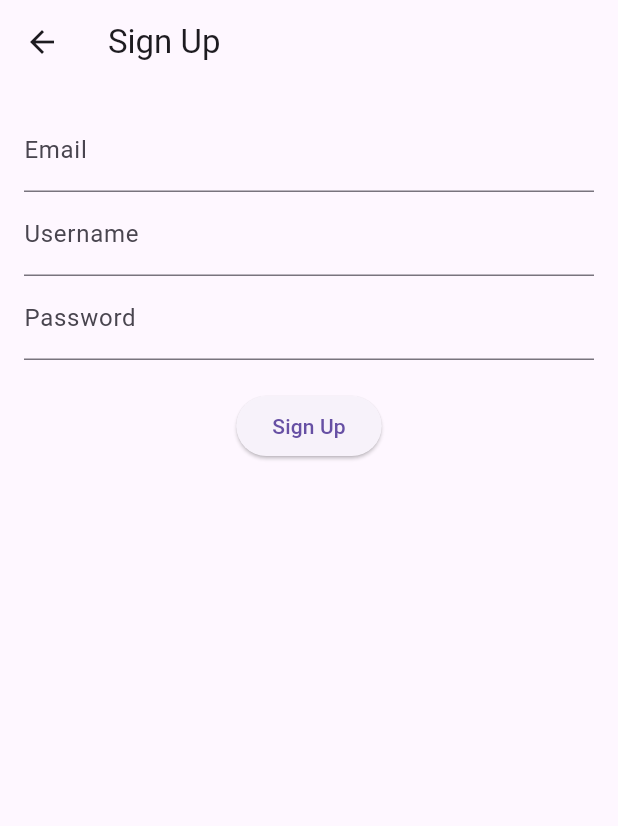
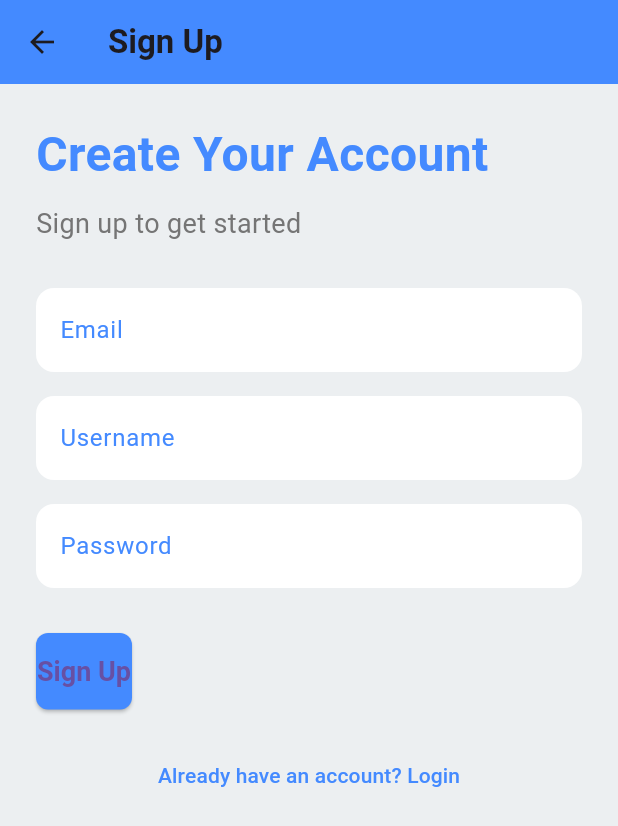
Before and after one commit to Immuu19/quicktask, a Flutter app: the screen it shows after launch, after a tap on "Don’t have an account? Sign up", on a phone screen of 412 x 824 dp. Shown: the top 826 px of the screen. Run offline on Flutter 3.47's test engine with Material 3 defaults, Android fonts, the phone set to English and light mode, and no system bars; our stand-ins replace parse_server_sdk_flutter.

Commit message:
UI changes

```diff
--- a/lib/screens/login_screen.dart
+++ b/lib/screens/login_screen.dart
@@ -43,35 +43,102 @@ class _LoginScreenState extends State<LoginScreen> {
   @override
   Widget build(BuildContext context) {
     return Scaffold(
-      appBar: AppBar(title: const Text('Login')),
+      backgroundColor: Colors.blueGrey.shade50, // Light background for contrast
+      appBar: AppBar(
+        backgroundColor: Colors.blueAccent,
+        title: const Text('Login', style: TextStyle(fontWeight: FontWeight.bold)),
+        elevation: 0,
+      ),
       body: Padding(
-        padding: const EdgeInsets.all(16.0),
+        padding: const EdgeInsets.all(24.0),
+        child: SingleChildScrollView( // Ensures scrolling when keyboard is open
           child: Column(
+            crossAxisAlignment: CrossAxisAlignment.start,
             children: [
+              // Welcome Message
+              Text(
+                'Welcome To QUICKTASK!',
+                style: TextStyle(
+                  fontSize: 32,
+                  fontWeight: FontWeight.bold,
+                  color: Colors.blueAccent,
+                ),
+              ),
+              const SizedBox(height: 10),
+              Text(
+                'Please log in to continue',
+                style: TextStyle(
+                  fontSize: 18,
+                  color: Colors.grey.shade600,
+                ),
+              ),
+              const SizedBox(height: 30),
+
+              // Username Field
               TextField(
                 controller: _usernameController,
-              decoration: const InputDecoration(labelText: 'Username'),
+                decoration: InputDecoration(
+                  labelText: 'Username',
+                  labelStyle: TextStyle(color: Colors.blueAccent),
+                  filled: true,
+                  fillColor: Colors.white,
+                  border: OutlineInputBorder(
+                    borderRadius: BorderRadius.circular(12),
+                    borderSide: BorderSide.none,
                   ),
+                ),
+              ),
+              const SizedBox(height: 16),
+
+              // Password Field
               TextField(
                 controller: _passwordController,
-              decoration: const InputDecoration(labelText: 'Password'),
+                decoration: InputDecoration(
+                  labelText: 'Password',
+                  labelStyle: TextStyle(color: Colors.blueAccent),
+                  filled: true,
+                  fillColor: Colors.white,
+                  border: OutlineInputBorder(
+                    borderRadius: BorderRadius.circular(12),
+                    borderSide: BorderSide.none,
+                  ),
+                ),
                 obscureText: true,
               ),
-            const SizedBox(height: 20),
+              const SizedBox(height: 30),
+
+              // Login Button
               ElevatedButton(
                 onPressed: _login,
+                style: ElevatedButton.styleFrom(
+                  backgroundColor: Colors.blueAccent, // Button color
+                  padding: const EdgeInsets.symmetric(vertical: 15),
+                  shape: RoundedRectangleBorder(
+                    borderRadius: BorderRadius.circular(8),
+                  ),
+                  textStyle: const TextStyle(fontSize: 18, fontWeight: FontWeight.bold),
+                ),
                 child: const Text('Login'),
               ),
-            TextButton(
+              const SizedBox(height: 20),
+
+              // Sign Up Link
+              Center(
+                child: TextButton(
                   onPressed: () {
                     Navigator.push(
                       context,
                       MaterialPageRoute(builder: (context) => const SignupScreen()),
                     );
                   },
-              child: const Text('Don’t have an account? Sign up'),
+                  child: const Text(
+                    'Don’t have an account? Sign up',
+                    style: TextStyle(color: Colors.blueAccent),
+                  ),
+                ),
               ),
             ],
+          ),
         ),
       ),
     );
--- a/lib/screens/signup_screen.dart
+++ b/lib/screens/signup_screen.dart
@@ -56,31 +56,119 @@ class _SignupScreenState extends State<SignupScreen> {
   @override
   Widget build(BuildContext context) {
     return Scaffold(
-      appBar: AppBar(title: const Text('Sign Up')),
+      backgroundColor: Colors.blueGrey.shade50, // Light background for contrast
+      appBar: AppBar(
+        backgroundColor: Colors.blueAccent,
+        title: const Text('Sign Up', style: TextStyle(fontWeight: FontWeight.bold)),
+        elevation: 0,
+      ),
       body: Padding(
-        padding: const EdgeInsets.all(16.0),
+        padding: const EdgeInsets.all(24.0),
+        child: SingleChildScrollView( // Ensures scrolling when keyboard is open
           child: Column(
+            crossAxisAlignment: CrossAxisAlignment.start,
             children: [
+              // Welcome Message
+              Text(
+                'Create Your Account',
+                style: TextStyle(
+                  fontSize: 32,
+                  fontWeight: FontWeight.bold,
+                  color: Colors.blueAccent,
+                ),
+              ),
+              const SizedBox(height: 10),
+              Text(
+                'Sign up to get started',
+                style: TextStyle(
+                  fontSize: 18,
+                  color: Colors.grey.shade600,
+                ),
+              ),
+              const SizedBox(height: 30),
+
+              // Email Field
               TextField(
                 controller: _emailController,
-              decoration: const InputDecoration(labelText: 'Email'),
+                decoration: InputDecoration(
+                  labelText: 'Email',
+                  labelStyle: TextStyle(color: Colors.blueAccent),
+                  filled: true,
+                  fillColor: Colors.white,
+                  border: OutlineInputBorder(
+                    borderRadius: BorderRadius.circular(12),
+                    borderSide: BorderSide.none,
+                  ),
+                ),
                 keyboardType: TextInputType.emailAddress,
               ),
+              const SizedBox(height: 16),
+
+              // Username Field
               TextField(
                 controller: _usernameController,
-              decoration: const InputDecoration(labelText: 'Username'),
+                decoration: InputDecoration(
+                  labelText: 'Username',
+                  labelStyle: TextStyle(color: Colors.blueAccent),
+                  filled: true,
+                  fillColor: Colors.white,
+                  border: OutlineInputBorder(
+                    borderRadius: BorderRadius.circular(12),
+                    borderSide: BorderSide.none,
                   ),
+                ),
+              ),
+              const SizedBox(height: 16),
+
+              // Password Field
               TextField(
                 controller: _passwordController,
-              decoration: const InputDecoration(labelText: 'Password'),
+                decoration: InputDecoration(
+                  labelText: 'Password',
+                  labelStyle: TextStyle(color: Colors.blueAccent),
+                  filled: true,
+                  fillColor: Colors.white,
+                  border: OutlineInputBorder(
+                    borderRadius: BorderRadius.circular(12),
+                    borderSide: BorderSide.none,
+                  ),
+                ),
                 obscureText: true,
               ),
-            const SizedBox(height: 20),
+              const SizedBox(height: 30),
+
+              // Sign Up Button
               ElevatedButton(
                 onPressed: _signup,
+                style: ElevatedButton.styleFrom(
+                  backgroundColor: Colors.blueAccent, // Button color
+                  padding: const EdgeInsets.symmetric(vertical: 15),
+                  shape: RoundedRectangleBorder(
+                    borderRadius: BorderRadius.circular(8),
+                  ),
+                  textStyle: const TextStyle(fontSize: 18, fontWeight: FontWeight.bold),
+                ),
                 child: const Text('Sign Up'),
               ),
+              const SizedBox(height: 20),
+
+              // Login Link
+              Center(
+                child: TextButton(
+                  onPressed: () {
+                    Navigator.pushReplacement(
+                      context,
+                      MaterialPageRoute(builder: (context) => const LoginScreen()),
+                    );
+                  },
+                  child: const Text(
+                    'Already have an account? Login',
+                    style: TextStyle(color: Colors.blueAccent),
+                  ),
+                ),
+              ),
             ],
+          ),
         ),
       ),
     );
```
Lines whose indentation alone changed are shown as unchanged.
